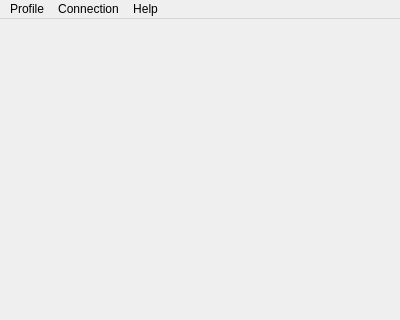
Old version of the form ChatterBox/mainwindow.ui in the repository glewn/ChatterBox; both pictures show x 0 to 400 and y 0 to 320 of the 400 by 600 pixel window.
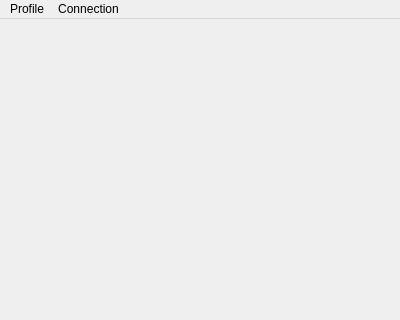
New version of the form.

Commit message: Remove unused menu and implement stylesheet support

Diff of the .ui file:
```diff
--- a/ChatterBox/mainwindow.ui
+++ b/ChatterBox/mainwindow.ui
@@ -23,11 +23,6 @@
      <height>22</height>
     </rect>
    </property>
-   <widget class="QMenu" name="menuHelp">
-    <property name="title">
-     <string>Help</string>
-    </property>
-   </widget>
    <widget class="QMenu" name="menuProfile">
     <property name="title">
      <string>Profile</string>
@@ -44,7 +39,6 @@
    </widget>
    <addaction name="menuProfile"/>
    <addaction name="menuConnection"/>
-   <addaction name="menuHelp"/>
   </widget>
   <widget class="QStatusBar" name="statusBar"/>
   <action name="actionProfile_Pic">
```
Left out of the diff: 2 changed lines with no effect on the pictures. The commit also changes 1 other file.
